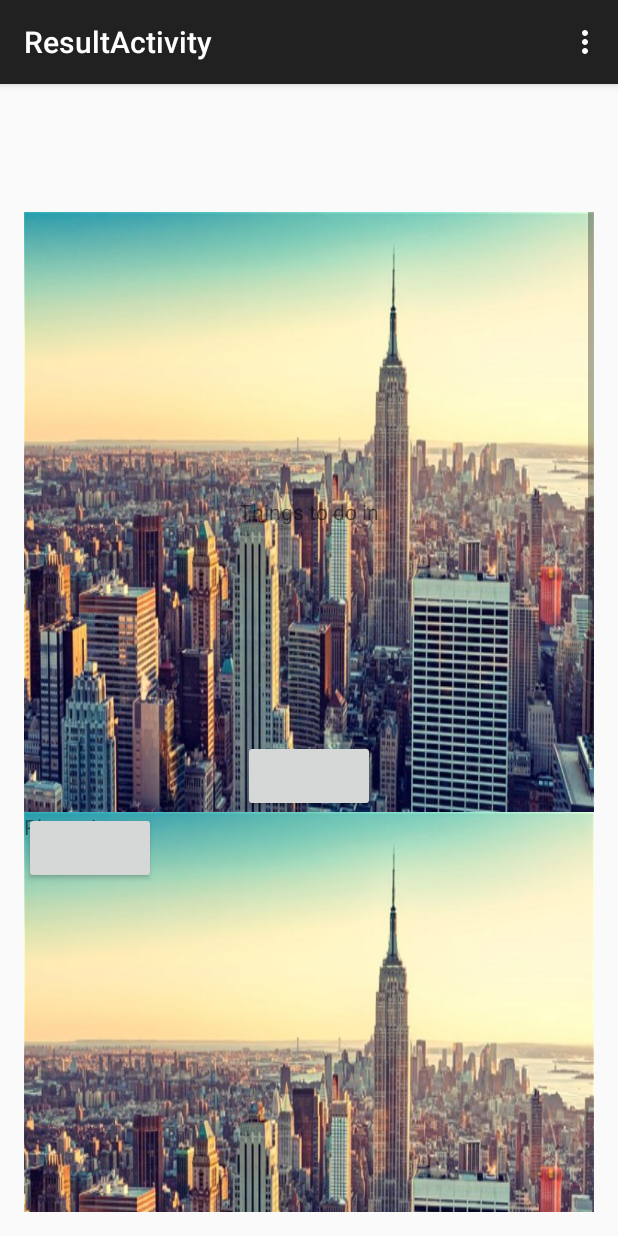
After one commit to samramez/YahooHackaton, an Android app: the ResultActivity screen opened directly, with no data from a screen before it, on a phone screen of 412 x 824 dp. The commit adds this screen. Run offline under Robolectric (Android 15) with nearby library versions, the phone set to English and light mode, and no system bars.

Commit message:
Result activity first draft

```diff
--- a/app/src/main/AndroidManifest.xml
+++ b/app/src/main/AndroidManifest.xml
@@ -16,6 +16,10 @@
                 <category android:name="android.intent.category.LAUNCHER" />
             </intent-filter>
         </activity>
+        <activity
+            android:name=".ResultActivity"
+            android:label="@string/title_activity_result" >
+        </activity>
     </application>
 
 </manifest>
--- /dev/null
+++ b/app/src/main/java/com/samramez/yahoohackaton/Adapters/ResultAdapter.java
@@ -0,0 +1,7 @@
+package com.samramez.yahoohackaton.Adapters;
+
+/**
+ * Created by samramez on 8/25/15.
+ */
+public class ResultAdapter {
+}
--- /dev/null
+++ b/app/src/main/java/com/samramez/yahoohackaton/ResultActivity.java
@@ -0,0 +1,37 @@
+package com.samramez.yahoohackaton;
+
+import android.support.v7.app.AppCompatActivity;
+import android.os.Bundle;
+import android.view.Menu;
+import android.view.MenuItem;
+
+public class ResultActivity extends AppCompatActivity {
+
+    @Override
+    protected void onCreate(Bundle savedInstanceState) {
+        super.onCreate(savedInstanceState);
+        setContentView(R.layout.activity_result);
+    }
+
+    @Override
+    public boolean onCreateOptionsMenu(Menu menu) {
+        // Inflate the menu; this adds items to the action bar if it is present.
+        getMenuInflater().inflate(R.menu.menu_result, menu);
+        return true;
+    }
+
+    @Override
+    public boolean onOptionsItemSelected(MenuItem item) {
+        // Handle action bar item clicks here. The action bar will
+        // automatically handle clicks on the Home/Up button, so long
+        // as you specify a parent activity in AndroidManifest.xml.
+        int id = item.getItemId();
+
+        //noinspection SimplifiableIfStatement
+        if (id == R.id.action_settings) {
+            return true;
+        }
+
+        return super.onOptionsItemSelected(item);
+    }
+}
--- /dev/null
+++ b/app/src/main/res/layout/activity_result.xml
@@ -0,0 +1,99 @@
+<LinearLayout xmlns:android="http://schemas.android.com/apk/res/android"
+    xmlns:tools="http://schemas.android.com/tools"
+    android:layout_width="match_parent"
+    android:layout_height="match_parent"
+    android:paddingLeft="@dimen/activity_horizontal_margin"
+    android:paddingRight="@dimen/activity_horizontal_margin"
+    android:paddingTop="@dimen/activity_vertical_margin"
+    android:paddingBottom="@dimen/activity_vertical_margin"
+    tools:context="com.samramez.yahoohackaton.ResultActivity">
+
+    <ScrollView
+        android:layout_width="fill_parent"
+        android:layout_height="wrap_content"
+        android:id="@+id/scrollView"
+        android:layout_alignParentTop="true"
+        android:layout_centerHorizontal="true"
+        android:layout_marginTop="69dp">
+
+
+        <LinearLayout
+            android:layout_width="fill_parent"
+            android:layout_height="wrap_content"
+            android:orientation="vertical">
+
+            <FrameLayout
+                android:layout_width="fill_parent"
+                android:layout_height="wrap_content">
+                <ImageView
+                    android:id="@+id/toDoImageView"
+                    android:layout_width="fill_parent"
+                    android:layout_height="600px"
+                    android:scaleType="fitXY"
+                    android:src="@drawable/newyork"/>
+
+                <TextView
+                    android:id="@+id/toDoTextView"
+                    android:text="Things to do in"
+                    android:layout_width="wrap_content"
+                    android:layout_height="wrap_content"
+                    android:layout_gravity="center" />
+
+                <Button
+                    android:id="@+id/toDoButton"
+                    android:layout_width="wrap_content"
+                    android:layout_height="wrap_content"
+                    android:layout_gravity="center_horizontal|bottom" />
+            </FrameLayout>
+
+            <FrameLayout
+                android:layout_width="fill_parent"
+                android:layout_height="wrap_content">
+                <ImageView
+                    android:id="@+id/placesImageView"
+                    android:layout_width="fill_parent"
+                    android:scaleType="fitXY"
+                    android:layout_height="600px"
+                    android:src="@drawable/newyork"/>
+
+                <TextView
+                    android:id="@+id/placesTextView"
+                    android:text="Places in "
+                    android:layout_width="wrap_content"
+                    android:layout_height="wrap_content" />
+
+                <Button
+                    android:id="@+id/placesButton"
+                    android:layout_width="wrap_content"
+                    android:layout_height="wrap_content" />
+            </FrameLayout>
+
+
+            <FrameLayout
+                android:layout_width="fill_parent"
+                android:layout_height="wrap_content">
+                <ImageView
+                    android:id="@+id/restaurantsImageView"
+                    android:layout_width="fill_parent"
+                    android:layout_height="600px"
+                    android:scaleType="fitXY"
+                    android:src="@drawable/newyork"/>
+
+                <TextView
+                    android:id="@+id/restaurantsTextView"
+                    android:text="Restaurants in "
+                    android:layout_width="wrap_content"
+                    android:layout_height="wrap_content" />
+
+                <Button
+                    android:id="@+id/restaurantsButton"
+                    android:layout_width="wrap_content"
+                    android:layout_height="wrap_content" />
+            </FrameLayout>
+
+        </LinearLayout>
+
+
+    </ScrollView>
+
+</LinearLayout>
--- /dev/null
+++ b/app/src/main/res/menu/menu_result.xml
@@ -0,0 +1,7 @@
+<menu xmlns:android="http://schemas.android.com/apk/res/android"
+    xmlns:app="http://schemas.android.com/apk/res-auto"
+    xmlns:tools="http://schemas.android.com/tools"
+    tools:context="com.samramez.yahoohackaton.ResultActivity">
+    <item android:id="@+id/action_settings" android:title="@string/action_settings"
+        android:orderInCategory="100" app:showAsAction="never" />
+</menu>
--- a/app/src/main/res/values/strings.xml
+++ b/app/src/main/res/values/strings.xml
@@ -3,4 +3,5 @@
 
     <string name="hello_world">Hello world!</string>
     <string name="action_settings">Settings</string>
+    <string name="title_activity_result">ResultActivity</string>
 </resources>
```
Also changed, not shown: app/src/main/res/drawable/newyork.jpg (added).
